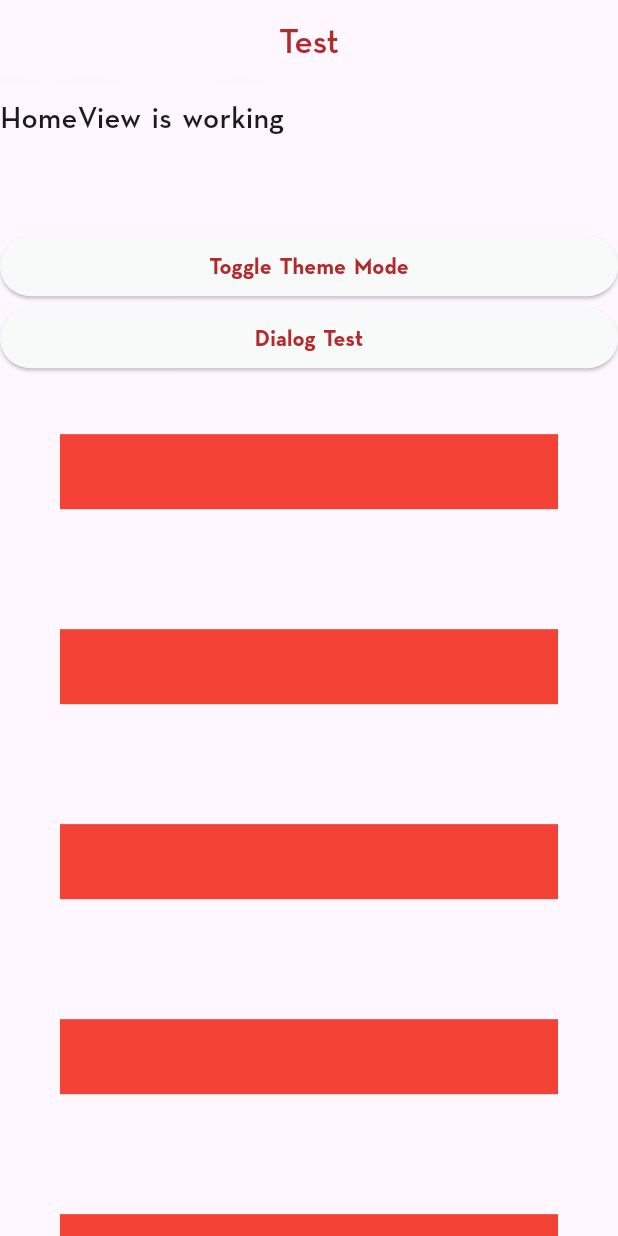
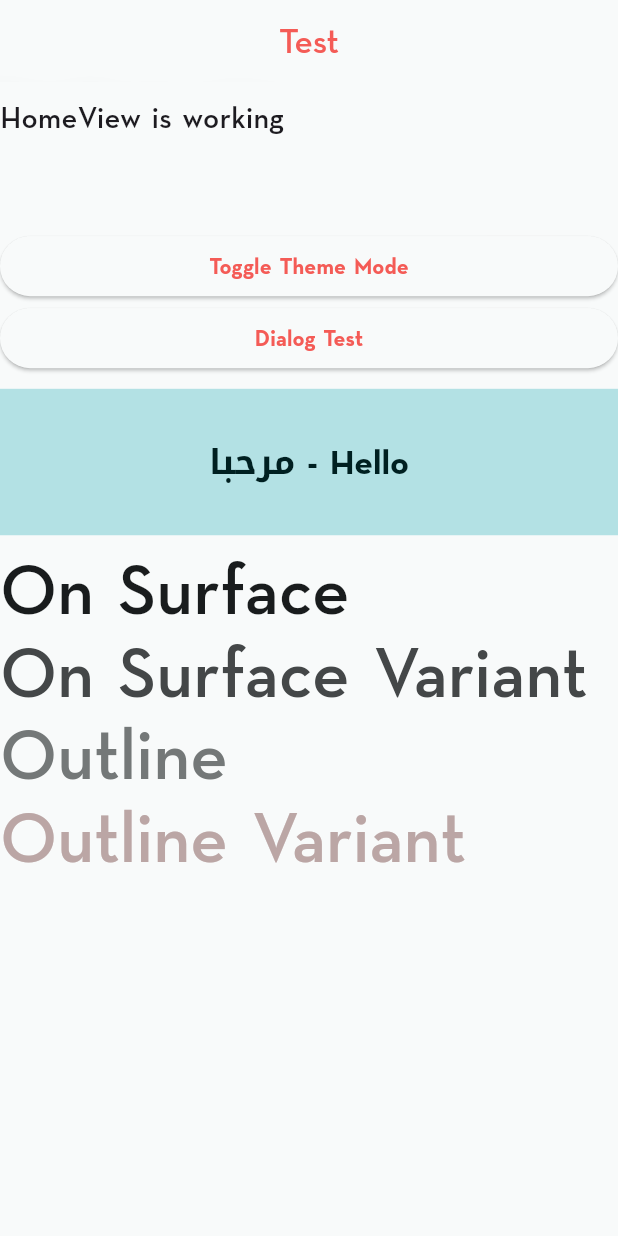
Before and after one commit to sari-shehada/marsoulna-customerapp, a Flutter app: the screen it shows after launch, on a phone screen of 412 x 824 dp. Run offline on Flutter 3.47's test engine with Material 2 defaults, Android fonts, the light colour scheme and no system bars; our stand-ins replace dio, flutter_screenutil, fpdart, get, shared_preferences.

Commit message:
Added new stable colors to light theme

```diff
--- a/lib/app/modules/home/views/home_view.dart
+++ b/lib/app/modules/home/views/home_view.dart
@@ -1,6 +1,7 @@
 import 'package:flutter/material.dart';
 
 import 'package:get/get.dart';
+import 'package:marsouly/extensions/responsiveness_extensions.dart';
 import '../../../../config/design/design_config.dart';
 
 import '../../../../utils/appbars/custom_appbar.dart';
@@ -10,6 +11,9 @@ class HomeView extends GetView<HomeController> {
   const HomeView({Key? key}) : super(key: key);
   @override
   Widget build(BuildContext context) {
+    ThemeData themeData = Theme.of(context);
+    ColorScheme colorScheme = themeData.colorScheme;
+    TextTheme textTheme = themeData.textTheme;
     return Scaffold(
       extendBodyBehindAppBar: true,
       appBar: const CustomAppBar(
@@ -34,15 +38,44 @@ class HomeView extends GetView<HomeController> {
               onPressed: () => controller.showDialog(),
               child: const Text('Dialog Test'),
             ),
-            ...List.generate(
-              100,
-              (index) => Container(
-                margin: EdgeInsets.all(40),
-                height: 50,
-                width: double.infinity,
-                color: Colors.red,
+            Container(
+              margin: EdgeInsets.symmetric(vertical: 10.responsiveFromHeight),
+              height: 100.responsiveFromHeight,
+              decoration: BoxDecoration(
+                color: colorScheme.secondaryContainer,
               ),
-            )
+              alignment: Alignment.center,
+              child: Text(
+                'مرحبا - Hello',
+                style: textTheme.titleLarge?.copyWith(
+                  color: colorScheme.onSecondaryContainer,
+                ),
+              ),
+            ),
+            Text(
+              'On Surface',
+              style: textTheme.displayMedium?.copyWith(
+                color: colorScheme.onSurface,
+              ),
+            ),
+            Text(
+              'On Surface Variant',
+              style: textTheme.displayMedium?.copyWith(
+                color: colorScheme.onSurfaceVariant,
+              ),
+            ),
+            Text(
+              'Outline',
+              style: textTheme.displayMedium?.copyWith(
+                color: colorScheme.outline,
+              ),
+            ),
+            Text(
+              'Outline Variant',
+              style: textTheme.displayMedium?.copyWith(
+                color: colorScheme.outlineVariant,
+              ),
+            ),
           ],
         ),
       ),
```
Also changed, not shown: lib/config/themes/dark_theme.dart (+4 -4 lines), lib/config/themes/light_theme.dart (+23 -18 lines).
